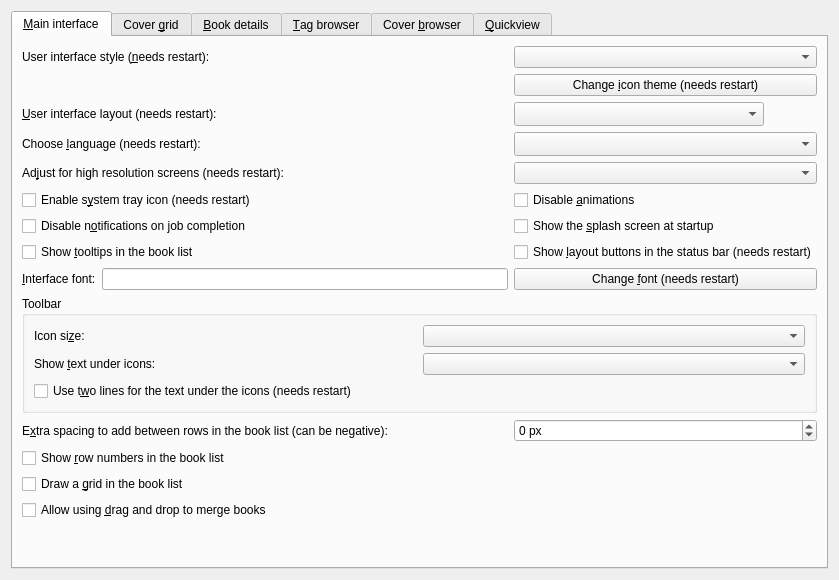
First picture: the form in src/calibre/gui2/preferences/look_feel.ui, repository debian-calibre/calibre, before the edit.
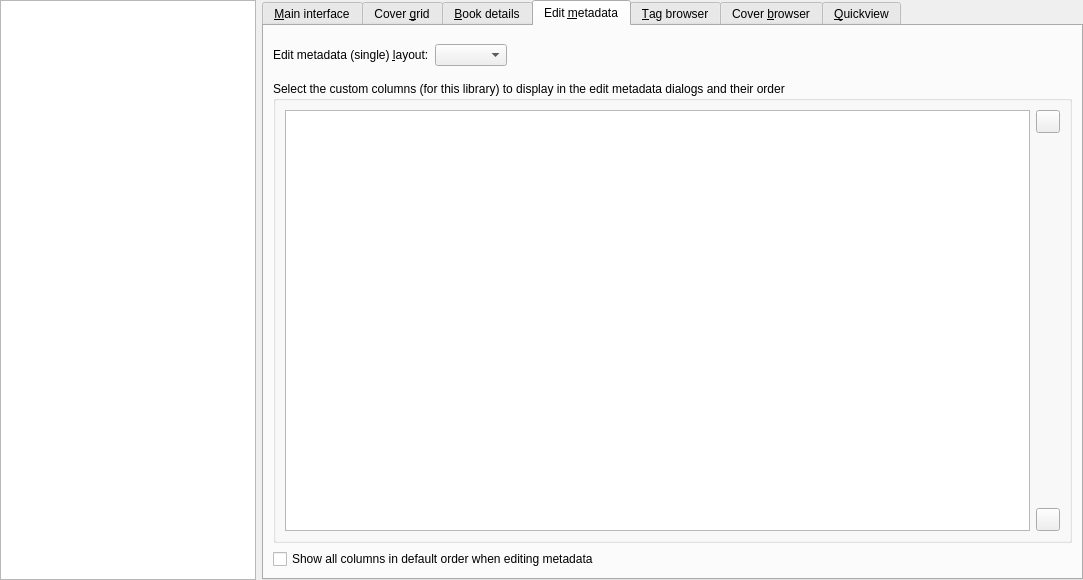
Second picture: the form after the edit. The open tabs and pages were chosen to show the change. Icons and pictures are not drawn. Custom widgets are drawn as their Qt base class.

```diff
--- a/src/calibre/gui2/preferences/look_feel.ui
+++ b/src/calibre/gui2/preferences/look_feel.ui
@@ -6,15 +6,37 @@
    <rect>
     <x>0</x>
     <y>0</y>
-    <width>839</width>
+    <width>1083</width>
     <height>580</height>
    </rect>
   </property>
   <property name="windowTitle">
    <string>Form</string>
   </property>
-  <layout class="QGridLayout" name="gridLayout_2">
-   <item row="0" column="0">
+  <layout class="QHBoxLayout" name="horizontalLayout_3">
+   <property name="leftMargin">
+    <number>0</number>
+   </property>
+   <property name="topMargin">
+    <number>0</number>
+   </property>
+   <property name="rightMargin">
+    <number>0</number>
+   </property>
+   <property name="bottomMargin">
+    <number>0</number>
+   </property>
+   <item>
+    <widget class="QListWidget" name="sections_view">
+     <property name="sizePolicy">
+      <sizepolicy hsizetype="Minimum" vsizetype="Expanding">
+       <horstretch>0</horstretch>
+       <verstretch>0</verstretch>
+      </sizepolicy>
+     </property>
+    </widget>
+   </item>
+   <item>
     <widget class="ScrollingTabWidget" name="tabWidget">
      <property name="currentIndex">
       <number>0</number>
@@ -881,6 +903,115 @@
        </item>
       </layout>
      </widget>
+     <widget class="QWidget" name="edit_metadata_tab">
+      <attribute name="icon">
+       <iconset resource="../../../../resources/images.qrc">
+        <normaloff>:/images/edit_input.png</normaloff>:/images/edit_input.png</iconset>
+      </attribute>
+      <attribute name="title">
+       <string>Edit &amp;metadata</string>
+      </attribute>
+      <layout class="QGridLayout" name="gridLayout_61">
+       <item row="1" column="0">
+        <layout class="QHBoxLayout" name="horizontalLayout1">
+         <item>
+          <widget class="QLabel" name="edit_metadata_single_label">
+           <property name="text">
+            <string>Edit metadata (single) &amp;layout:</string>
+           </property>
+           <property name="buddy">
+            <cstring>opt_edit_metadata_single_layout</cstring>
+           </property>
+          </widget>
+         </item>
+         <item>
+          <widget class="QComboBox" name="opt_edit_metadata_single_layout">
+           <property name="toolTip">
+            <string>Choose a different layout for the Edit metadata dialog. The compact metadata layout favors editing custom metadata over changing covers and formats.</string>
+           </property>
+          </widget>
+         </item>
+         <item>
+          <spacer name="verticalSpacer_5">
+           <property name="orientation">
+            <enum>Qt::Horizontal</enum>
+           </property>
+           <property name="sizeHint" stdset="0">
+            <size>
+             <width>20</width>
+             <height>40</height>
+            </size>
+           </property>
+          </spacer>
+         </item>
+        </layout>
+       </item>
+       <item row="6" column="0">
+        <widget class="QGroupBox" name="groupBox">
+         <property name="title">
+          <string>Select the custom columns (for this library) to display in the edit metadata dialogs and their order</string>
+         </property>
+         <layout class="QGridLayout" name="gridLayout_3">
+          <item row="3" column="1">
+           <widget class="QToolButton" name="em_down_button">
+            <property name="toolTip">
+             <string>Move down</string>
+            </property>
+            <property name="icon">
+             <iconset resource="../../../../resources/images.qrc">
+              <normaloff>:/images/arrow-down.png</normaloff>:/images/arrow-down.png</iconset>
+            </property>
+           </widget>
+          </item>
+          <item row="1" column="1">
+           <widget class="QToolButton" name="em_up_button">
+            <property name="toolTip">
+             <string>Move up</string>
+            </property>
+            <property name="icon">
+             <iconset resource="../../../../resources/images.qrc">
+              <normaloff>:/images/arrow-up.png</normaloff>:/images/arrow-up.png</iconset>
+            </property>
+           </widget>
+          </item>
+          <item row="2" column="1">
+           <spacer name="verticalSpacer_5">
+            <property name="orientation">
+             <enum>Qt::Vertical</enum>
+            </property>
+            <property name="sizeHint" stdset="0">
+             <size>
+              <width>20</width>
+              <height>40</height>
+             </size>
+            </property>
+           </spacer>
+          </item>
+          <item row="1" column="0" rowspan="3">
+           <widget class="QListView" name="em_display_order">
+            <property name="alternatingRowColors">
+             <bool>true</bool>
+            </property>
+           </widget>
+          </item>
+         </layout>
+        </widget>
+       </item>
+       <item row="8" column="0">
+        <widget class="QCheckBox" name="opt_edit_metadata_ignore_display_order">
+         <property name="text">
+          <string>Show all columns in default order when editing metadata</string>
+         </property>
+         <property name="toolTip">
+          <string>&lt;p&gt;Check this box to make the edit metadata dialogs ignore the
+above specifications, showing all the columns in the default order. This is
+useful for temporarily seeing all your columns in the dialogs without losing
+the display and order specifications.&lt;/p&gt;</string>
+         </property>
+        </widget>
+       </item>
+      </layout>
+     </widget>
      <widget class="QWidget" name="tag_browser_tab">
       <attribute name="icon">
        <iconset resource="../../../../resources/images.qrc">
```
Left out of the diff: 3 changed lines with no effect on the pictures.
